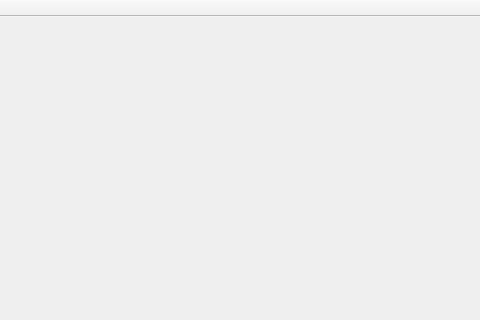
Above: mainwindow.ui from ridler/glBlackHole before the change; both pictures show x 300 to 780 and y 0 to 320 of the 780 by 719 pixel window. Below: the same form after it.
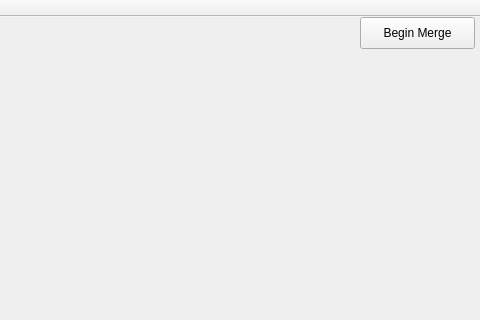
That is the form after the change.

The edit to the form file:
```diff
--- a/mainwindow.ui
+++ b/mainwindow.ui
@@ -13,7 +13,24 @@
   <property name="windowTitle">
    <string>MainWindow</string>
   </property>
-  <widget class="QWidget" name="centralWidget"/>
+  <widget class="QWidget" name="centralWidget">
+   <widget class="QPushButton" name="pushButton">
+    <property name="geometry">
+     <rect>
+      <x>660</x>
+      <y>0</y>
+      <width>115</width>
+      <height>32</height>
+     </rect>
+    </property>
+    <property name="text">
+     <string>Begin Merge</string>
+    </property>
+    <property name="autoDefault">
+     <bool>true</bool>
+    </property>
+   </widget>
+  </widget>
   <widget class="QMenuBar" name="menuBar">
    <property name="geometry">
     <rect>
```
